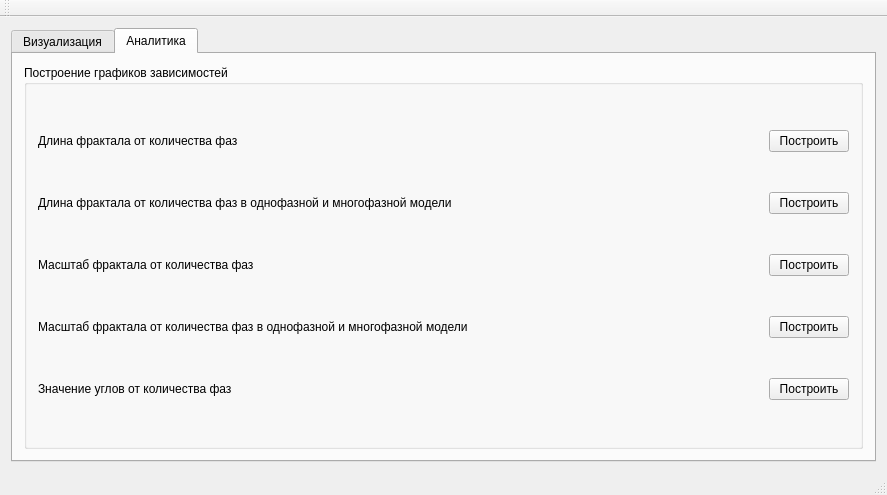
First picture: the form in ui/main_window.ui, repository teploff/fractal_growth, before the edit.
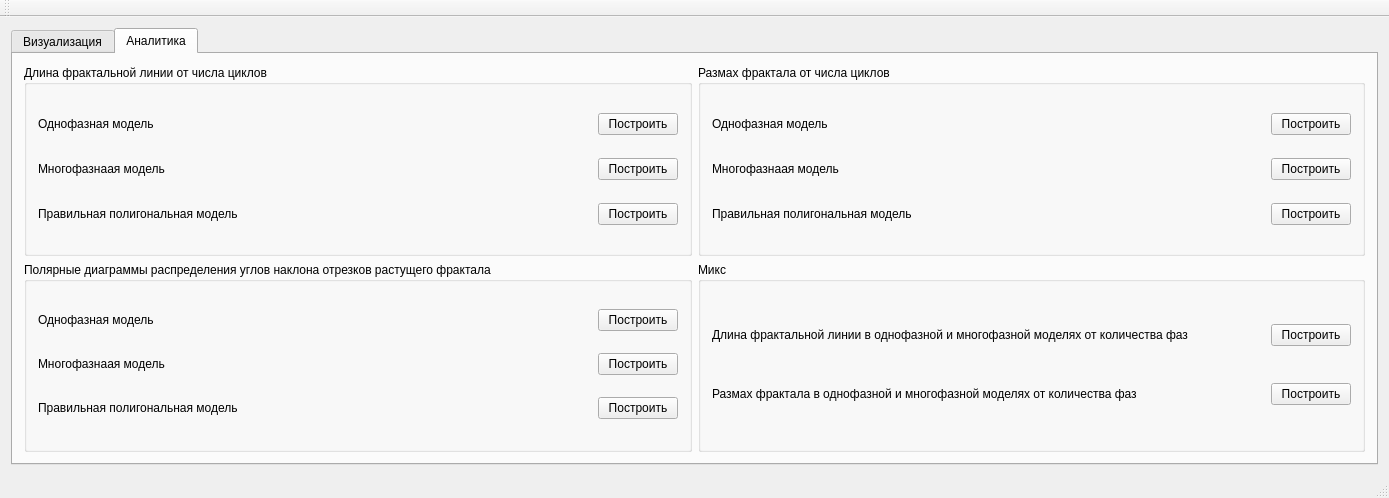
Second picture: the form after the edit. The open tabs and pages were chosen to show the change.

Commit message: separate ui-s for graph calculations

Patch:
```diff
--- a/ui/main_window.ui
+++ b/ui/main_window.ui
@@ -6,8 +6,8 @@
    <rect>
     <x>0</x>
     <y>0</y>
-    <width>887</width>
-    <height>495</height>
+    <width>1389</width>
+    <height>498</height>
    </rect>
   </property>
   <property name="sizePolicy">
@@ -690,19 +690,229 @@
        <attribute name="title">
         <string>Аналитика</string>
        </attribute>
+       <layout class="QVBoxLayout" name="verticalLayout_12">
+        <item>
+         <layout class="QHBoxLayout" name="horizontalLayout_16">
+          <item>
+           <widget class="QGroupBox" name="groupBox_7">
+            <property name="title">
+             <string>Длина фрактальной линии от числа циклов</string>
+            </property>
+            <layout class="QVBoxLayout" name="verticalLayout_4">
+             <item>
        <layout class="QHBoxLayout" name="horizontalLayout_23">
         <item>
+                <widget class="QLabel" name="lb_graph_line_len_2">
+                 <property name="text">
+                  <string>Однофазная модель</string>
+                 </property>
+                </widget>
+               </item>
+               <item>
+                <spacer name="horizontalSpacer_10">
+                 <property name="orientation">
+                  <enum>Qt::Horizontal</enum>
+                 </property>
+                 <property name="sizeHint" stdset="0">
+                  <size>
+                   <width>40</width>
+                   <height>20</height>
+                  </size>
+                 </property>
+                </spacer>
+               </item>
+               <item>
+                <widget class="QPushButton" name="pb_graph_line_len_single_phase">
+                 <property name="text">
+                  <string>Построить</string>
+                 </property>
+                </widget>
+               </item>
+              </layout>
+             </item>
+             <item>
+              <layout class="QHBoxLayout" name="horizontalLayout_24">
+               <item>
+                <widget class="QLabel" name="lb_graph_line_len_3">
+                 <property name="text">
+                  <string>Многофазнаая модель</string>
+                 </property>
+                </widget>
+               </item>
+               <item>
+                <spacer name="horizontalSpacer_18">
+                 <property name="orientation">
+                  <enum>Qt::Horizontal</enum>
+                 </property>
+                 <property name="sizeHint" stdset="0">
+                  <size>
+                   <width>40</width>
+                   <height>20</height>
+                  </size>
+                 </property>
+                </spacer>
+               </item>
+               <item>
+                <widget class="QPushButton" name="pb_graph_line_len_several_phases">
+                 <property name="text">
+                  <string>Построить</string>
+                 </property>
+                </widget>
+               </item>
+              </layout>
+             </item>
+             <item>
+              <layout class="QHBoxLayout" name="horizontalLayout_26">
+               <item>
+                <widget class="QLabel" name="lb_graph_line_len_regular_polygon">
+                 <property name="text">
+                  <string>Правильная полигональная модель</string>
+                 </property>
+                </widget>
+               </item>
+               <item>
+                <spacer name="horizontalSpacer_19">
+                 <property name="orientation">
+                  <enum>Qt::Horizontal</enum>
+                 </property>
+                 <property name="sizeHint" stdset="0">
+                  <size>
+                   <width>40</width>
+                   <height>20</height>
+                  </size>
+                 </property>
+                </spacer>
+               </item>
+               <item>
+                <widget class="QPushButton" name="pb_graph_line_len_regular_polygon">
+                 <property name="text">
+                  <string>Построить</string>
+                 </property>
+                </widget>
+               </item>
+              </layout>
+             </item>
+            </layout>
+           </widget>
+          </item>
+          <item>
+           <widget class="QGroupBox" name="groupBox_8">
+            <property name="title">
+             <string>Размах фрактала от числа циклов</string>
+            </property>
+            <layout class="QVBoxLayout" name="verticalLayout_9">
+             <item>
+              <layout class="QHBoxLayout" name="horizontalLayout_27">
+               <item>
+                <widget class="QLabel" name="lb_graph_fractal_span_single_phase">
+                 <property name="text">
+                  <string>Однофазная модель</string>
+                 </property>
+                </widget>
+               </item>
+               <item>
+                <spacer name="horizontalSpacer_20">
+                 <property name="orientation">
+                  <enum>Qt::Horizontal</enum>
+                 </property>
+                 <property name="sizeHint" stdset="0">
+                  <size>
+                   <width>40</width>
+                   <height>20</height>
+                  </size>
+                 </property>
+                </spacer>
+               </item>
+               <item>
+                <widget class="QPushButton" name="pb_graph_fractal_span_single_phase">
+                 <property name="text">
+                  <string>Построить</string>
+                 </property>
+                </widget>
+               </item>
+              </layout>
+             </item>
+             <item>
+              <layout class="QHBoxLayout" name="horizontalLayout_28">
+               <item>
+                <widget class="QLabel" name="lb_graph_fractal_span_several_phases">
+                 <property name="text">
+                  <string>Многофазнаая модель</string>
+                 </property>
+                </widget>
+               </item>
+               <item>
+                <spacer name="horizontalSpacer_21">
+                 <property name="orientation">
+                  <enum>Qt::Horizontal</enum>
+                 </property>
+                 <property name="sizeHint" stdset="0">
+                  <size>
+                   <width>40</width>
+                   <height>20</height>
+                  </size>
+                 </property>
+                </spacer>
+               </item>
+               <item>
+                <widget class="QPushButton" name="pb_graph_fractal_span_several_phases">
+                 <property name="text">
+                  <string>Построить</string>
+                 </property>
+                </widget>
+               </item>
+              </layout>
+             </item>
+             <item>
+              <layout class="QHBoxLayout" name="horizontalLayout_29">
+               <item>
+                <widget class="QLabel" name="lb_graph_fractal_span_regular_polygon">
+                 <property name="text">
+                  <string>Правильная полигональная модель</string>
+                 </property>
+                </widget>
+               </item>
+               <item>
+                <spacer name="horizontalSpacer_22">
+                 <property name="orientation">
+                  <enum>Qt::Horizontal</enum>
+                 </property>
+                 <property name="sizeHint" stdset="0">
+                  <size>
+                   <width>40</width>
+                   <height>20</height>
+                  </size>
+                 </property>
+                </spacer>
+               </item>
+               <item>
+                <widget class="QPushButton" name="pb_graph_fractal_span_regular_polygon">
+                 <property name="text">
+                  <string>Построить</string>
+                 </property>
+                </widget>
+               </item>
+              </layout>
+             </item>
+            </layout>
+           </widget>
+          </item>
+         </layout>
+        </item>
+        <item>
+         <layout class="QHBoxLayout" name="horizontalLayout_32">
+          <item>
          <widget class="QGroupBox" name="groupBox_3">
           <property name="title">
-           <string>Построение графиков зависимостей</string>
-          </property>
-          <layout class="QVBoxLayout" name="verticalLayout_4">
+             <string>Полярные диаграммы распределения углов наклона отрезков растущего фрактала</string>
+            </property>
+            <layout class="QVBoxLayout" name="verticalLayout_10">
            <item>
             <layout class="QHBoxLayout" name="horizontalLayout_17">
              <item>
               <widget class="QLabel" name="lb_graph_line_len">
                <property name="text">
-                <string>Длина фрактала от количества фаз</string>
+                  <string>Однофазная модель</string>
                </property>
               </widget>
              </item>
@@ -728,12 +938,83 @@
              </item>
             </layout>
            </item>
+             <item>
+              <layout class="QHBoxLayout" name="horizontalLayout_11">
+               <item>
+                <widget class="QLabel" name="lb_graph_angle">
+                 <property name="text">
+                  <string>Многофазнаая модель</string>
+                 </property>
+                </widget>
+               </item>
+               <item>
+                <spacer name="horizontalSpacer_13">
+                 <property name="orientation">
+                  <enum>Qt::Horizontal</enum>
+                 </property>
+                 <property name="sizeHint" stdset="0">
+                  <size>
+                   <width>40</width>
+                   <height>20</height>
+                  </size>
+                 </property>
+                </spacer>
+               </item>
+               <item>
+                <widget class="QPushButton" name="pb_graph_angle_several_phases">
+                 <property name="text">
+                  <string>Построить</string>
+                 </property>
+                </widget>
+               </item>
+              </layout>
+             </item>
+             <item>
+              <layout class="QHBoxLayout" name="horizontalLayout_31">
+               <item>
+                <widget class="QLabel" name="lb_graph_angle_regular_polygon">
+                 <property name="text">
+                  <string>Правильная полигональная модель</string>
+                 </property>
+                </widget>
+               </item>
+               <item>
+                <spacer name="horizontalSpacer_25">
+                 <property name="orientation">
+                  <enum>Qt::Horizontal</enum>
+                 </property>
+                 <property name="sizeHint" stdset="0">
+                  <size>
+                   <width>40</width>
+                   <height>20</height>
+                  </size>
+                 </property>
+                </spacer>
+               </item>
+               <item>
+                <widget class="QPushButton" name="pb_graph_angle_regular_polygon">
+                 <property name="text">
+                  <string>Построить</string>
+                 </property>
+                </widget>
+               </item>
+              </layout>
+             </item>
+            </layout>
+           </widget>
+          </item>
+          <item>
+           <widget class="QGroupBox" name="groupBox_9">
+            <property name="title">
+             <string>Микс</string>
+            </property>
+            <layout class="QVBoxLayout" name="verticalLayout_11">
            <item>
             <layout class="QHBoxLayout" name="horizontalLayout_21">
              <item>
               <widget class="QLabel" name="lb_graph_line_len_one_and_several_phases">
                <property name="text">
-                <string>Длина фрактала от количества фаз в однофазной и многофазной модели</string>
+                  <string>Длина фрактальной линии в однофазной и многофазной моделях от количества фаз </string>
                </property>
               </widget>
              </item>
@@ -751,38 +1032,7 @@
               </spacer>
              </item>
              <item>
-              <widget class="QPushButton" name="pb_graph_line_len_one_and_several_phases">
-               <property name="text">
-                <string>Построить</string>
-               </property>
-              </widget>
-             </item>
-            </layout>
-           </item>
-           <item>
-            <layout class="QHBoxLayout" name="horizontalLayout_16">
-             <item>
-              <widget class="QLabel" name="lb_graph_scale">
-               <property name="text">
-                <string>Масштаб фрактала от количества фаз</string>
-               </property>
-              </widget>
-             </item>
-             <item>
-              <spacer name="horizontalSpacer_12">
-               <property name="orientation">
-                <enum>Qt::Horizontal</enum>
-               </property>
-               <property name="sizeHint" stdset="0">
-                <size>
-                 <width>40</width>
-                 <height>20</height>
-                </size>
-               </property>
-              </spacer>
-             </item>
-             <item>
-              <widget class="QPushButton" name="pb_graph_scale">
+                <widget class="QPushButton" name="pb_graph_line_len_single_and_several_phases">
                <property name="text">
                 <string>Построить</string>
                </property>
@@ -795,7 +1045,7 @@
              <item>
               <widget class="QLabel" name="lb_graph_scale_one_and_several_phases">
                <property name="text">
-                <string>Масштаб фрактала от количества фаз в однофазной и многофазной модели</string>
+                  <string>Размах фрактала в однофазной и многофазной моделях от количества фаз </string>
                </property>
               </widget>
              </item>
@@ -821,39 +1071,10 @@
              </item>
             </layout>
            </item>
-           <item>
-            <layout class="QHBoxLayout" name="horizontalLayout_11">
-             <item>
-              <widget class="QLabel" name="lb_graph_angle">
-               <property name="text">
-                <string>Значение углов от количества фаз</string>
-               </property>
-              </widget>
-             </item>
-             <item>
-              <spacer name="horizontalSpacer_13">
-               <property name="orientation">
-                <enum>Qt::Horizontal</enum>
-               </property>
-               <property name="sizeHint" stdset="0">
-                <size>
-                 <width>40</width>
-                 <height>20</height>
-                </size>
-               </property>
-              </spacer>
-             </item>
-             <item>
-              <widget class="QPushButton" name="pb_graph_angle">
-               <property name="text">
-                <string>Построить</string>
-               </property>
-              </widget>
-             </item>
-            </layout>
-           </item>
-          </layout>
-         </widget>
+            </layout>
+           </widget>
+          </item>
+         </layout>
         </item>
        </layout>
       </widget>
```
Left out of the diff: 12 changed lines with no effect on the pictures. Lines whose indentation alone changed are shown as unchanged. The commit also changes 11 other files.
